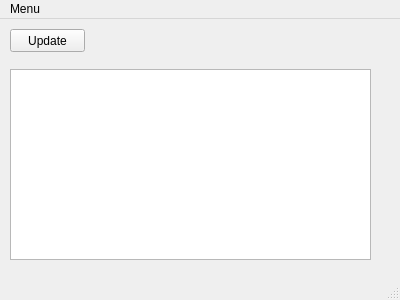
Above: mainwindow.ui from AlexKovrigin/Telegram-Vk-Test before the change. Below: the same form after it.
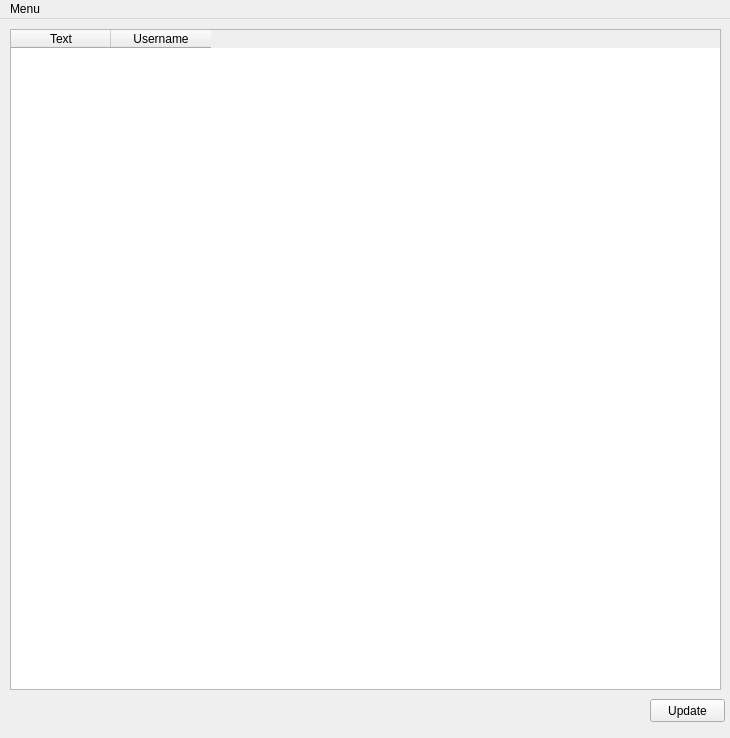
That is the form after the change.

```diff
--- a/mainwindow.ui
+++ b/mainwindow.ui
@@ -6,8 +6,8 @@
    <rect>
     <x>0</x>
     <y>0</y>
-    <width>400</width>
-    <height>300</height>
+    <width>730</width>
+    <height>738</height>
    </rect>
   </property>
   <property name="windowTitle">
@@ -17,8 +17,8 @@
    <widget class="QPushButton" name="butGet">
     <property name="geometry">
      <rect>
-      <x>10</x>
-      <y>10</y>
+      <x>650</x>
+      <y>680</y>
       <width>75</width>
       <height>23</height>
      </rect>
@@ -27,15 +27,25 @@
      <string>Update</string>
     </property>
    </widget>
-   <widget class="QPlainTextEdit" name="txt">
+   <widget class="QTableWidget" name="table">
     <property name="geometry">
      <rect>
       <x>10</x>
-      <y>50</y>
-      <width>361</width>
-      <height>191</height>
+      <y>10</y>
+      <width>711</width>
+      <height>661</height>
      </rect>
     </property>
+    <column>
+     <property name="text">
+      <string>Text</string>
+     </property>
+    </column>
+    <column>
+     <property name="text">
+      <string>Username</string>
+     </property>
+    </column>
    </widget>
   </widget>
   <widget class="QMenuBar" name="menuBar">
@@ -43,7 +53,7 @@
     <rect>
      <x>0</x>
      <y>0</y>
-     <width>400</width>
+     <width>730</width>
      <height>21</height>
     </rect>
    </property>
@@ -54,7 +64,6 @@
    </widget>
    <addaction name="menuMenu"/>
   </widget>
-  <widget class="QStatusBar" name="statusBar"/>
  </widget>
  <layoutdefault spacing="6" margin="11"/>
  <resources/>
```
